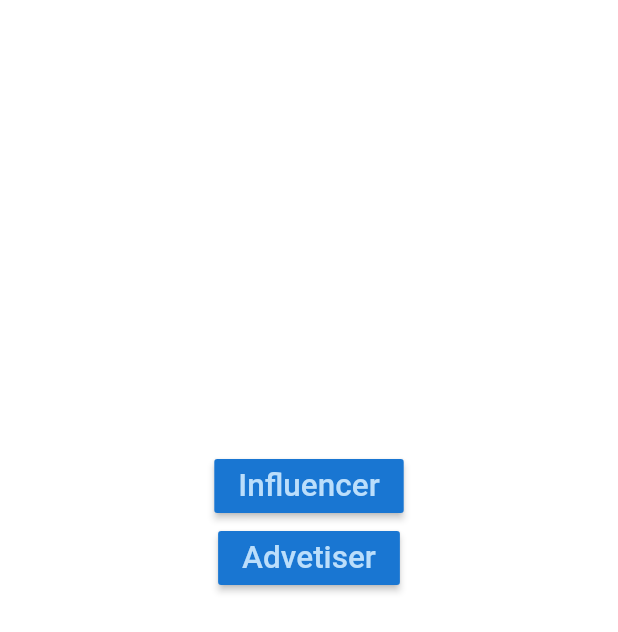
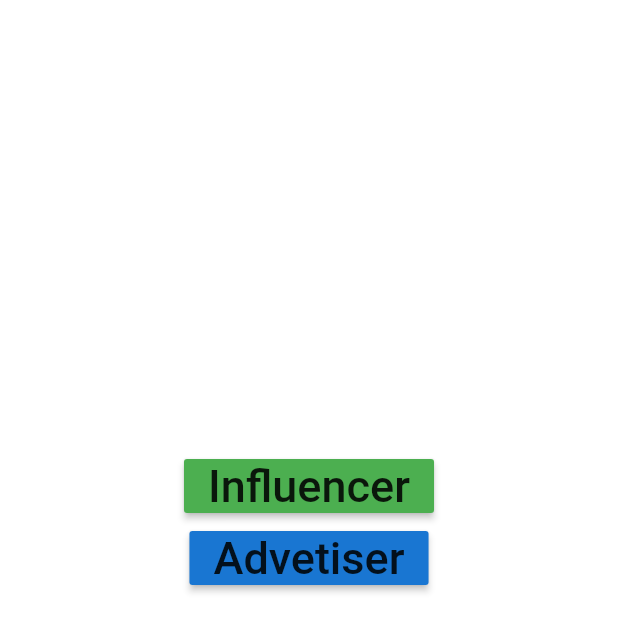
Before and after one commit to Yamini1606/Ad-network-application, a Flutter app: the screen it shows after launch, on a phone screen of 412 x 824 dp. Shown: the top 632 px of the screen. Run offline on Flutter 3.47's test engine with Material 2 defaults, Android fonts, the phone set to English and light mode, and no system bars; our stand-ins replace firebase_auth, google_sign_in; accounts and stored records are empty.

Commit message:
Update mainpage.dart
made changes in style

```diff
--- a/lib/screens/mainpage.dart
+++ b/lib/screens/mainpage.dart
@@ -13,19 +13,20 @@ class _HomePageState extends State<HomePage> {
   Widget build(BuildContext context) {
     // TODO: implement build
     return Padding(
-        padding: EdgeInsets.only(top: 300, left: 50, right: 50,bottom: 100),
+        padding: EdgeInsets.only(top: 300, left: 50, right: 50,bottom: 50),
         child: Column(
           children: <Widget>[
             RaisedButton(
                 color: Theme
                     .of(context)
-                    .primaryColorDark,
+                    .accentColor,
                 textColor: Theme
                     .of(context)
                     .primaryColorLight,
                 child: Text(
                   'Influencer',
                   textScaleFactor: 1.5,
+                  style: Theme.of(context).textTheme.headline6,
                 ),
                 onPressed: () {
                   setState(() {
@@ -46,6 +47,7 @@ class _HomePageState extends State<HomePage> {
                 child: Text(
                   'Advetiser',
                   textScaleFactor: 1.5,
+                  style: Theme.of(context).textTheme.headline6,
                 ),
                 onPressed: () {
                   setState(() {
```
